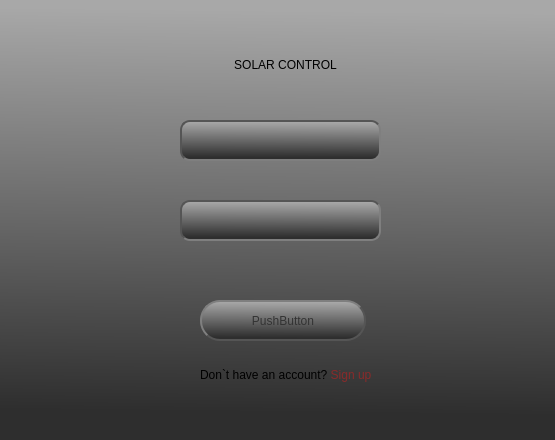
Above: UI/SolarControl_Log_page/Log_in.ui from Kirill020/Solar-Control before the change. Below: the same form after it.
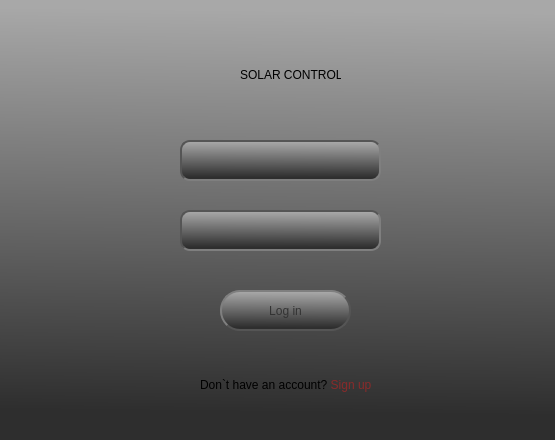
That is the form after the change. Icons and pictures are not drawn.

What changed in the file:
```diff
--- a/UI/SolarControl_Log_page/Log_in.ui
+++ b/UI/SolarControl_Log_page/Log_in.ui
@@ -28,174 +28,12 @@
   <property name="styleSheet">
    <string notr="true">background-color: qlineargradient(spread:pad, x1:0.482198, y1:0.971, x2:0.497, y2:0.023, stop:0.0338983 rgba(46, 46, 46, 255), stop:1 rgba(168, 168, 168, 255));</string>
   </property>
-  <widget class="QLineEdit" name="Login">
-   <property name="geometry">
-    <rect>
-     <x>180</x>
-     <y>120</y>
-     <width>201</width>
-     <height>41</height>
-    </rect>
-   </property>
-   <property name="whatsThis">
-    <string>Login</string>
-   </property>
-   <property name="styleSheet">
-    <string notr="true">QLineEdit {
-color: #333;
-border: 2px solid #555;
-border-radius: 10px;
-border-style: inset;
-font: 12pt &quot;MS Shell Dlg 2&quot;;
-min-width: 8em;
-background: qradialgradient(
-cx: 0.3, cy: -0.4, fx: 0.3, fy: -0.4,
-radius: 1.35, stop: 0 #fff, stop: 1 #a6a6a6
-);
-padding: 5px;
-}
-
-QLineEdit:hover {
-background: qradialgradient(
-cx: 0.3, cy: -0.4, fx: 0.3, fy: -0.4,
-radius: 1.35, stop: 0 #b4b4b4, stop: 1 #969696
-);
-}
-
-QLineEdit:pressed {
-border-style: inset;
-background: qradialgradient(
-cx: 0.4, cy: -0.1, fx: 0.4, fy: -0.1,
-radius: 1.35, stop: 0 #fff, stop: 1 #ddd
-);
-}</string>
-   </property>
-   <property name="inputMask">
-    <string/>
-   </property>
-   <property name="text">
-    <string/>
-   </property>
-   <property name="placeholderText">
-    <string/>
-   </property>
-  </widget>
-  <widget class="QLineEdit" name="Password">
-   <property name="geometry">
-    <rect>
-     <x>180</x>
-     <y>200</y>
-     <width>201</width>
-     <height>41</height>
-    </rect>
-   </property>
-   <property name="whatsThis">
-    <string>Login</string>
-   </property>
-   <property name="styleSheet">
-    <string notr="true">QLineEdit {
-color: #333;
-border: 2px solid #555;
-border-radius: 10px;
-border-style: inset;
-font: 12pt &quot;MS Shell Dlg 2&quot;;
-min-width: 8em;
-background: qradialgradient(
-cx: 0.3, cy: -0.4, fx: 0.3, fy: -0.4,
-radius: 1.35, stop: 0 #fff, stop: 1 #a6a6a6
-);
-padding: 5px;
-}
-
-QLineEdit:hover {
-background: qradialgradient(
-cx: 0.3, cy: -0.4, fx: 0.3, fy: -0.4,
-radius: 1.35, stop: 0 #b4b4b4, stop: 1 #969696
-);
-}
-
-QLineEdit:pressed {
-border-style: inset;
-background: qradialgradient(
-cx: 0.4, cy: -0.1, fx: 0.4, fy: -0.1,
-radius: 1.35, stop: 0 #fff, stop: 1 #ddd
-);
-}</string>
-   </property>
-   <property name="inputMask">
-    <string/>
-   </property>
-   <property name="text">
-    <string/>
-   </property>
-   <property name="placeholderText">
-    <string/>
-   </property>
-  </widget>
-  <widget class="QPushButton" name="pushButton">
-   <property name="geometry">
-    <rect>
-     <x>200</x>
-     <y>300</y>
-     <width>166</width>
-     <height>41</height>
-    </rect>
-   </property>
-   <property name="minimumSize">
-    <size>
-     <width>166</width>
-     <height>41</height>
-    </size>
-   </property>
-   <property name="maximumSize">
-    <size>
-     <width>131</width>
-     <height>41</height>
-    </size>
-   </property>
-   <property name="autoFillBackground">
-    <bool>false</bool>
-   </property>
-   <property name="styleSheet">
-    <string notr="true">QPushButton {
-color: #333;
-border: 2px solid #555;
-border-radius: 20px;
-border-style: outset;
-font: 12pt &quot;MS Shell Dlg 2&quot;;
-min-width: 8em;
-background: qradialgradient(
-cx: 0.3, cy: -0.4, fx: 0.3, fy: -0.4,
-radius: 1.35, stop: 0 #fff, stop: 1 #888
-);
-padding: 5px;
-}
-
-QPushButton:hover {
-background: qradialgradient(
-cx: 0.3, cy: -0.4, fx: 0.3, fy: -0.4,
-radius: 1.35, stop: 0 #fff, stop: 1 #bbb
-);
-}
-
-QPushButton:pressed {
-border-style: inset;
-background: qradialgradient(
-cx: 0.4, cy: -0.1, fx: 0.4, fy: -0.1,
-radius: 1.35, stop: 0 #fff, stop: 1 #ddd
-);
-}</string>
-   </property>
-   <property name="text">
-    <string>PushButton</string>
-   </property>
-  </widget>
   <widget class="QLabel" name="label">
    <property name="geometry">
     <rect>
-     <x>230</x>
-     <y>50</y>
-     <width>111</width>
+     <x>240</x>
+     <y>60</y>
+     <width>101</width>
      <height>31</height>
     </rect>
    </property>
@@ -212,35 +50,65 @@
     <string>&lt;html&gt;&lt;head/&gt;&lt;body&gt;&lt;p align=&quot;center&quot;&gt;SOLAR CONTROL&lt;/p&gt;&lt;/body&gt;&lt;/html&gt;</string>
    </property>
   </widget>
-  <widget class="QLabel" name="label_2">
+  <widget class="QLineEdit" name="Login">
    <property name="geometry">
     <rect>
-     <x>200</x>
-     <y>360</y>
-     <width>171</width>
-     <height>31</height>
+     <x>180</x>
+     <y>140</y>
+     <width>201</width>
+     <height>41</height>
     </rect>
    </property>
-   <property name="toolTip">
-    <string/>
-   </property>
-   <property name="autoFillBackground">
-    <bool>false</bool>
+   <property name="whatsThis">
+    <string>Login</string>
    </property>
    <property name="styleSheet">
-    <string notr="true">border: 0px; background-color:rgba(0,0,0,0%);</string>
+    <string notr="true">QLineEdit {
+color: #333;
+border: 2px solid #555;
+border-radius: 10px;
+border-style: inset;
+font: 12pt &quot;MS Shell Dlg 2&quot;;
+min-width: 8em;
+background: qradialgradient(
+cx: 0.3, cy: -0.4, fx: 0.3, fy: -0.4,
+radius: 1.35, stop: 0 #fff, stop: 1 #a6a6a6
+);
+padding: 5px;
+}
+
+QLineEdit:hover {
+background: qradialgradient(
+cx: 0.3, cy: -0.4, fx: 0.3, fy: -0.4,
+radius: 1.35, stop: 0 #b4b4b4, stop: 1 #969696
+);
+}
+
+QLineEdit:pressed {
+border-style: inset;
+background: qradialgradient(
+cx: 0.4, cy: -0.1, fx: 0.4, fy: -0.1,
+radius: 1.35, stop: 0 #fff, stop: 1 #ddd
+);
+}</string>
+   </property>
+   <property name="inputMask">
+    <string/>
    </property>
    <property name="text">
-    <string>&lt;html&gt;&lt;head/&gt;&lt;body&gt;&lt;p align=&quot;center&quot;&gt;Don`t have an account? &lt;span style=&quot; color:#882a2a;&quot;&gt;Sign up&lt;/span&gt;&lt;/p&gt;&lt;/body&gt;&lt;/html&gt;</string>
+    <string/>
+   </property>
+   <property name="placeholderText">
+    <string/>
    </property>
   </widget>
   <widget class="QLabel" name="Logo_cap">
    <property name="geometry">
     <rect>
-     <x>120</x>
+     <x>130</x>
      <y>40</y>
      <width>91</width>
-     <height>51</height>
+     <height>61</height>
     </rect>
    </property>
    <property name="minimumSize">
@@ -257,6 +125,138 @@
     <string>&lt;html&gt;&lt;head/&gt;&lt;body&gt;&lt;p align=&quot;center&quot;&gt;&lt;br/&gt;&lt;/p&gt;&lt;/body&gt;&lt;/html&gt;</string>
    </property>
   </widget>
+  <widget class="QLabel" name="label_2">
+   <property name="geometry">
+    <rect>
+     <x>200</x>
+     <y>370</y>
+     <width>171</width>
+     <height>31</height>
+    </rect>
+   </property>
+   <property name="toolTip">
+    <string/>
+   </property>
+   <property name="autoFillBackground">
+    <bool>false</bool>
+   </property>
+   <property name="styleSheet">
+    <string notr="true">border: 0px; background-color:rgba(0,0,0,0%);</string>
+   </property>
+   <property name="text">
+    <string>&lt;html&gt;&lt;head/&gt;&lt;body&gt;&lt;p align=&quot;center&quot;&gt;Don`t have an account? &lt;span style=&quot; color:#882a2a;&quot;&gt;Sign up&lt;/span&gt;&lt;/p&gt;&lt;/body&gt;&lt;/html&gt;</string>
+   </property>
+  </widget>
+  <widget class="QPushButton" name="pushButton">
+   <property name="geometry">
+    <rect>
+     <x>220</x>
+     <y>290</y>
+     <width>131</width>
+     <height>41</height>
+    </rect>
+   </property>
+   <property name="minimumSize">
+    <size>
+     <width>131</width>
+     <height>41</height>
+    </size>
+   </property>
+   <property name="maximumSize">
+    <size>
+     <width>145</width>
+     <height>41</height>
+    </size>
+   </property>
+   <property name="autoFillBackground">
+    <bool>false</bool>
+   </property>
+   <property name="styleSheet">
+    <string notr="true">QPushButton {
+color: #333;
+border: 2px solid #555;
+border-radius: 20px;
+border-style: outset;
+font: 12pt &quot;MS Shell Dlg 2&quot;;
+max-width: 131px;
+background: qradialgradient(
+cx: 0.3, cy: -0.4, fx: 0.3, fy: -0.4,
+radius: 1.35, stop: 0 #fff, stop: 1 #888
+);
+padding: 5px;
+}
+
+QPushButton:hover {
+background: qradialgradient(
+cx: 0.3, cy: -0.4, fx: 0.3, fy: -0.4,
+radius: 1.35, stop: 0 #fff, stop: 1 #bbb
+);
+}
+
+QPushButton:pressed {
+border-style: inset;
+background: qradialgradient(
+cx: 0.4, cy: -0.1, fx: 0.4, fy: -0.1,
+radius: 1.35, stop: 0 #fff, stop: 1 #ddd
+);
+}</string>
+   </property>
+   <property name="text">
+    <string>Log in</string>
+   </property>
+  </widget>
+  <widget class="QLineEdit" name="Login_2">
+   <property name="geometry">
+    <rect>
+     <x>180</x>
+     <y>210</y>
+     <width>201</width>
+     <height>41</height>
+    </rect>
+   </property>
+   <property name="whatsThis">
+    <string>Login</string>
+   </property>
+   <property name="styleSheet">
+    <string notr="true">QLineEdit {
+color: #333;
+border: 2px solid #555;
+border-radius: 10px;
+border-style: inset;
+font: 12pt &quot;MS Shell Dlg 2&quot;;
+min-width: 8em;
+background: qradialgradient(
+cx: 0.3, cy: -0.4, fx: 0.3, fy: -0.4,
+radius: 1.35, stop: 0 #fff, stop: 1 #a6a6a6
+);
+padding: 5px;
+}
+
+QLineEdit:hover {
+background: qradialgradient(
+cx: 0.3, cy: -0.4, fx: 0.3, fy: -0.4,
+radius: 1.35, stop: 0 #b4b4b4, stop: 1 #969696
+);
+}
+
+QLineEdit:pressed {
+border-style: inset;
+background: qradialgradient(
+cx: 0.4, cy: -0.1, fx: 0.4, fy: -0.1,
+radius: 1.35, stop: 0 #fff, stop: 1 #ddd
+);
+}</string>
+   </property>
+   <property name="inputMask">
+    <string/>
+   </property>
+   <property name="text">
+    <string/>
+   </property>
+   <property name="placeholderText">
+    <string/>
+   </property>
+  </widget>
  </widget>
  <resources>
   <include location="../../PY/Backgrounds.qrc"/>
```
